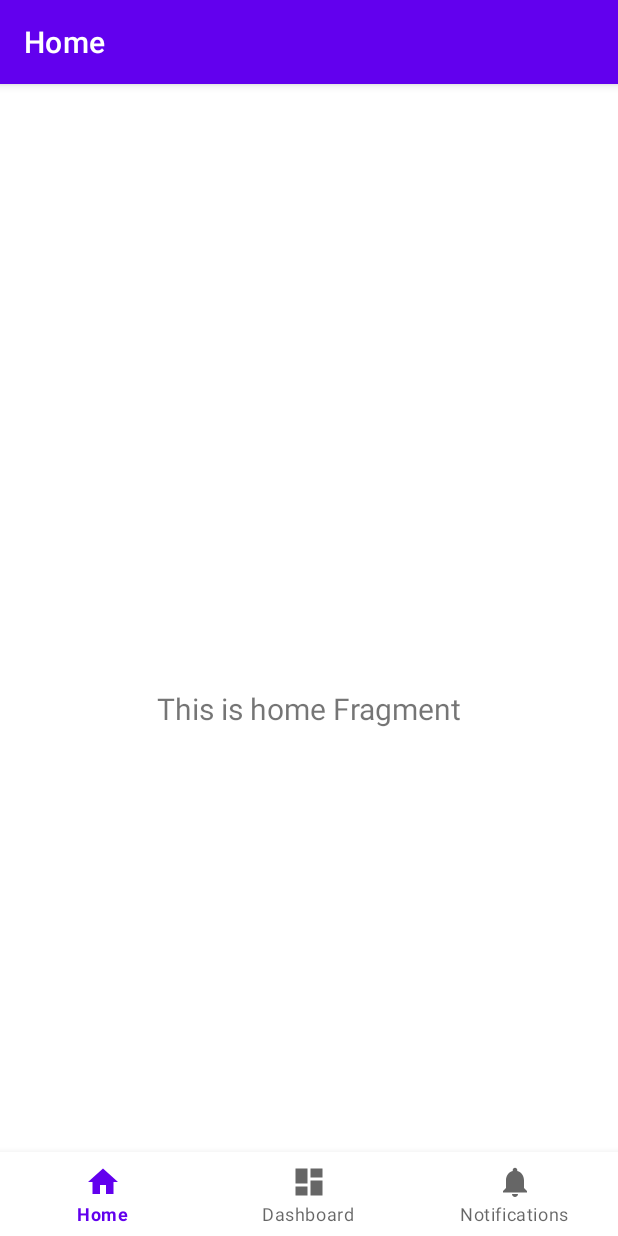
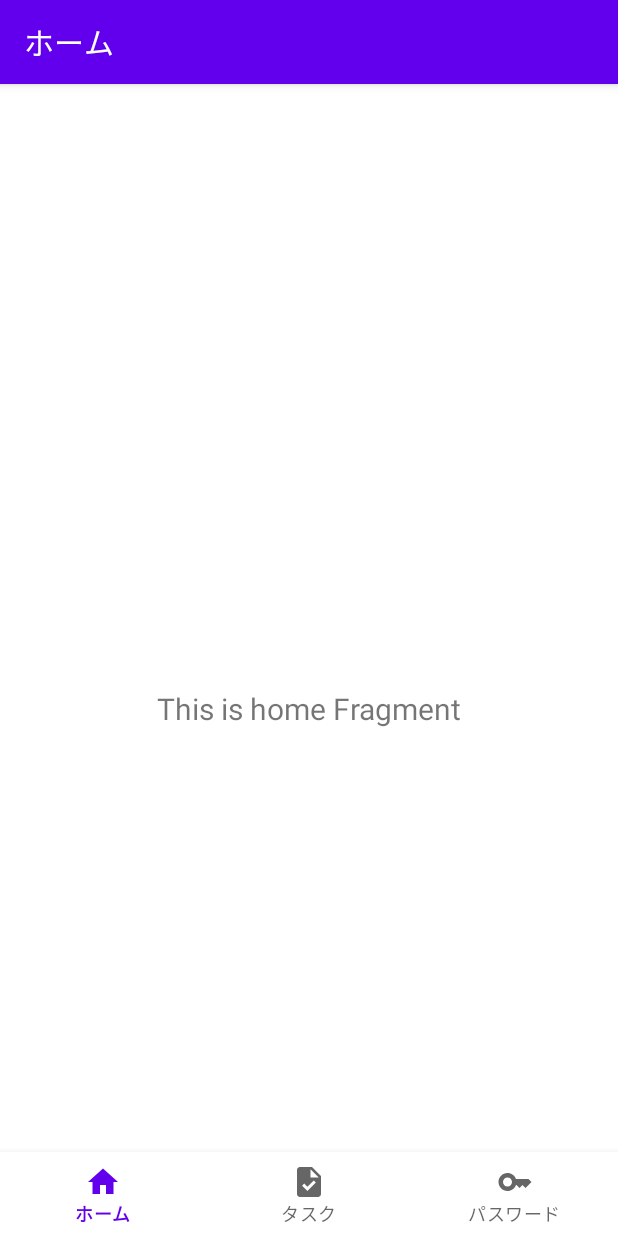
Before and after one commit to uryonym/ynym-portal-android, an Android app: the screen it shows after launch (MainActivity), on a phone screen of 412 x 824 dp. Run offline under Robolectric (Android 15) with nearby library versions, the phone set to English and light mode, and no system bars; our stand-ins replace navigation-ui.

Commit message:
ボトムナビゲーションバーの設定

```diff
--- a/app/src/main/java/com/uryonym/ynymportal/MainActivity.kt
+++ b/app/src/main/java/com/uryonym/ynymportal/MainActivity.kt
@@ -25,7 +25,7 @@ class MainActivity : AppCompatActivity() {
         // Passing each menu ID as a set of Ids because each
         // menu should be considered as top level destinations.
         val appBarConfiguration = AppBarConfiguration(setOf(
-                R.id.navigation_home, R.id.navigation_dashboard, R.id.navigation_notifications))
+                R.id.navigation_home, R.id.navigation_task, R.id.navigation_auth_info))
         setupActionBarWithNavController(navController, appBarConfiguration)
         navView.setupWithNavController(navController)
     }
--- /dev/null
+++ b/app/src/main/res/drawable/ic_baseline_key_24.xml
@@ -0,0 +1,5 @@
+<vector android:height="24dp" android:tint="#000000"
+    android:viewportHeight="24" android:viewportWidth="24"
+    android:width="24dp" xmlns:android="http://schemas.android.com/apk/res/android">
+    <path android:fillColor="@android:color/white" android:pathData="M21,10h-8.35C11.83,7.67 9.61,6 7,6c-3.31,0 -6,2.69 -6,6s2.69,6 6,6c2.61,0 4.83,-1.67 5.65,-4H13l2,2l2,-2l2,2l4,-4.04L21,10zM7,15c-1.65,0 -3,-1.35 -3,-3c0,-1.65 1.35,-3 3,-3s3,1.35 3,3C10,13.65 8.65,15 7,15z"/>
+</vector>
--- /dev/null
+++ b/app/src/main/res/drawable/ic_baseline_task_24.xml
@@ -0,0 +1,5 @@
+<vector android:height="24dp" android:tint="#000000"
+    android:viewportHeight="24" android:viewportWidth="24"
+    android:width="24dp" xmlns:android="http://schemas.android.com/apk/res/android">
+    <path android:fillColor="@android:color/white" android:pathData="M14,2H6C4.9,2 4.01,2.9 4.01,4L4,20c0,1.1 0.89,2 1.99,2H18c1.1,0 2,-0.9 2,-2V8L14,2zM10.94,18L7.4,14.46l1.41,-1.41l2.12,2.12l4.24,-4.24l1.41,1.41L10.94,18zM13,9V3.5L18.5,9H13z"/>
+</vector>
--- a/app/src/main/res/menu/bottom_nav_menu.xml
+++ b/app/src/main/res/menu/bottom_nav_menu.xml
@@ -7,13 +7,13 @@
         android:title="@string/title_home" />
 
     <item
-        android:id="@+id/navigation_dashboard"
-        android:icon="@drawable/ic_dashboard_black_24dp"
-        android:title="@string/title_dashboard" />
+        android:id="@+id/navigation_task"
+        android:icon="@drawable/ic_baseline_task_24"
+        android:title="@string/title_task" />
 
     <item
-        android:id="@+id/navigation_notifications"
-        android:icon="@drawable/ic_notifications_black_24dp"
-        android:title="@string/title_notifications" />
+        android:id="@+id/navigation_auth_info"
+        android:icon="@drawable/ic_baseline_key_24"
+        android:title="@string/title_auth_info" />
 
 </menu>
--- a/app/src/main/res/navigation/mobile_navigation.xml
+++ b/app/src/main/res/navigation/mobile_navigation.xml
@@ -12,14 +12,14 @@
         tools:layout="@layout/fragment_home" />
 
     <fragment
-        android:id="@+id/navigation_dashboard"
+        android:id="@+id/navigation_task"
         android:name="com.uryonym.ynymportal.ui.dashboard.DashboardFragment"
-        android:label="@string/title_dashboard"
+        android:label="@string/title_task"
         tools:layout="@layout/fragment_dashboard" />
 
     <fragment
-        android:id="@+id/navigation_notifications"
+        android:id="@+id/navigation_auth_info"
         android:name="com.uryonym.ynymportal.ui.notifications.NotificationsFragment"
-        android:label="@string/title_notifications"
+        android:label="@string/title_auth_info"
         tools:layout="@layout/fragment_notifications" />
 </navigation>
--- a/app/src/main/res/values/strings.xml
+++ b/app/src/main/res/values/strings.xml
@@ -1,6 +1,6 @@
 <resources>
     <string name="app_name">YnymPortal</string>
-    <string name="title_home">Home</string>
-    <string name="title_dashboard">Dashboard</string>
-    <string name="title_notifications">Notifications</string>
+    <string name="title_home">ホーム</string>
+    <string name="title_task">タスク</string>
+    <string name="title_auth_info">パスワード</string>
 </resources>
```
